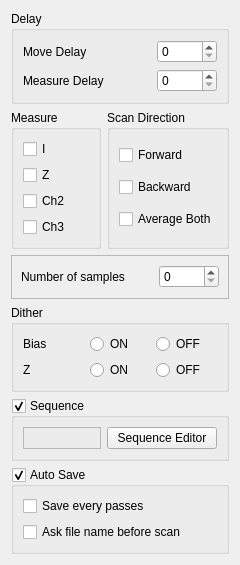
freestylexyz/STM-pyqt5-software, file pyqt5 STM software/ui/AdvanceOption.ui: the form before one commit.
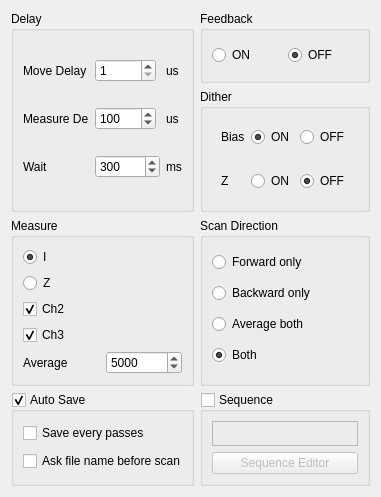
The form after the commit.

Patch:
```diff
--- a/pyqt5 STM software/ui/AdvanceOption.ui
+++ b/pyqt5 STM software/ui/AdvanceOption.ui
@@ -6,8 +6,8 @@
    <rect>
     <x>0</x>
     <y>0</y>
-    <width>240</width>
-    <height>565</height>
+    <width>381</width>
+    <height>497</height>
    </rect>
   </property>
   <property name="sizePolicy">
@@ -26,304 +26,288 @@
    <string>Advance Option</string>
   </property>
   <layout class="QGridLayout" name="gridLayout_7">
-   <item row="0" column="0" colspan="2">
-    <widget class="QGroupBox" name="groupBox">
+   <item row="4" column="2">
+    <widget class="QGroupBox" name="groupBox_Seq_AdvOption">
      <property name="title">
-      <string>Delay</string>
+      <string>Sequence</string>
      </property>
-     <layout class="QGridLayout" name="gridLayout">
-      <item row="0" column="0">
-       <widget class="QLabel" name="label">
-        <property name="text">
-         <string>Move Delay</string>
-        </property>
-       </widget>
-      </item>
-      <item row="0" column="1">
-       <widget class="QSpinBox" name="spinBox_MoveDelay_AdvOption">
+     <property name="checkable">
+      <bool>true</bool>
+     </property>
+     <property name="checked">
+      <bool>false</bool>
+     </property>
+     <layout class="QGridLayout" name="gridLayout_8">
+      <item row="0" column="0">
+       <widget class="QLabel" name="label_Seq">
         <property name="sizePolicy">
-         <sizepolicy hsizetype="Fixed" vsizetype="Fixed">
+         <sizepolicy hsizetype="Preferred" vsizetype="Minimum">
           <horstretch>0</horstretch>
           <verstretch>0</verstretch>
          </sizepolicy>
         </property>
         <property name="minimumSize">
          <size>
-          <width>60</width>
-          <height>20</height>
+          <width>0</width>
+          <height>25</height>
          </size>
         </property>
-       </widget>
-      </item>
-      <item row="1" column="0">
-       <widget class="QLabel" name="label_2">
-        <property name="text">
-         <string>Measure Delay</string>
-        </property>
-       </widget>
-      </item>
-      <item row="1" column="1">
-       <widget class="QSpinBox" name="spinBox_MeasureDelay_AdvOption">
-        <property name="sizePolicy">
-         <sizepolicy hsizetype="Fixed" vsizetype="Fixed">
-          <horstretch>0</horstretch>
-          <verstretch>0</verstretch>
-         </sizepolicy>
-        </property>
-        <property name="minimumSize">
+        <property name="maximumSize">
          <size>
-          <width>60</width>
-          <height>20</height>
+          <width>16777215</width>
+          <height>25</height>
          </size>
         </property>
-       </widget>
-      </item>
-     </layout>
-    </widget>
-   </item>
-   <item row="1" column="0">
-    <widget class="QGroupBox" name="groupBox_2">
-     <property name="title">
-      <string>Measure</string>
-     </property>
-     <layout class="QGridLayout" name="gridLayout_2">
-      <item row="0" column="0">
-       <widget class="QCheckBox" name="checkBox_MeasureI_AdvOption">
-        <property name="sizePolicy">
-         <sizepolicy hsizetype="Preferred" vsizetype="Fixed">
-          <horstretch>0</horstretch>
-          <verstretch>0</verstretch>
-         </sizepolicy>
-        </property>
-        <property name="text">
-         <string>I</string>
-        </property>
-       </widget>
-      </item>
-      <item row="1" column="0">
-       <widget class="QCheckBox" name="checkBox_MeasureZ_AdvOption">
-        <property name="sizePolicy">
-         <sizepolicy hsizetype="Preferred" vsizetype="Fixed">
-          <horstretch>0</horstretch>
-          <verstretch>0</verstretch>
-         </sizepolicy>
-        </property>
-        <property name="text">
-         <string>Z</string>
-        </property>
-       </widget>
-      </item>
-      <item row="2" column="0">
-       <widget class="QCheckBox" name="checkBox_MeasureCh2_AdvOption">
-        <property name="sizePolicy">
-         <sizepolicy hsizetype="Preferred" vsizetype="Fixed">
-          <horstretch>0</horstretch>
-          <verstretch>0</verstretch>
-         </sizepolicy>
-        </property>
-        <property name="text">
-         <string>Ch2</string>
-        </property>
-       </widget>
-      </item>
-      <item row="3" column="0">
-       <widget class="QCheckBox" name="checkBox_MeasureCh3_AdvOption">
-        <property name="sizePolicy">
-         <sizepolicy hsizetype="Preferred" vsizetype="Fixed">
-          <horstretch>0</horstretch>
-          <verstretch>0</verstretch>
-         </sizepolicy>
-        </property>
-        <property name="text">
-         <string>Ch3</string>
-        </property>
-       </widget>
-      </item>
-     </layout>
-    </widget>
-   </item>
-   <item row="1" column="1">
-    <widget class="QGroupBox" name="groupBox_3">
-     <property name="title">
-      <string>Scan Direction</string>
-     </property>
-     <layout class="QGridLayout" name="gridLayout_3">
-      <item row="0" column="0">
-       <widget class="QCheckBox" name="checkBox_ScanForward_AdvOption">
-        <property name="sizePolicy">
-         <sizepolicy hsizetype="Preferred" vsizetype="Fixed">
-          <horstretch>0</horstretch>
-          <verstretch>0</verstretch>
-         </sizepolicy>
-        </property>
-        <property name="text">
-         <string>Forward</string>
-        </property>
-       </widget>
-      </item>
-      <item row="1" column="0">
-       <widget class="QCheckBox" name="checkBox_ScanBackward_AdvOption">
-        <property name="sizePolicy">
-         <sizepolicy hsizetype="Preferred" vsizetype="Fixed">
-          <horstretch>0</horstretch>
-          <verstretch>0</verstretch>
-         </sizepolicy>
-        </property>
-        <property name="text">
-         <string>Backward</string>
-        </property>
-       </widget>
-      </item>
-      <item row="2" column="0">
-       <widget class="QCheckBox" name="checkBox_ScanAvg_AdvOption">
-        <property name="sizePolicy">
-         <sizepolicy hsizetype="Minimum" vsizetype="Fixed">
-          <horstretch>0</horstretch>
-          <verstretch>0</verstretch>
-         </sizepolicy>
-        </property>
-        <property name="text">
-         <string>Average Both</string>
-        </property>
-       </widget>
-      </item>
-     </layout>
-    </widget>
-   </item>
-   <item row="2" column="0" colspan="2">
-    <widget class="QFrame" name="frame">
      <property name="frameShape">
       <enum>QFrame::StyledPanel</enum>
      </property>
      <property name="frameShadow">
-      <enum>QFrame::Raised</enum>
-     </property>
-     <layout class="QGridLayout" name="gridLayout_4">
-      <item row="0" column="0">
-       <widget class="QLabel" name="label_3">
+         <enum>QFrame::Sunken</enum>
+        </property>
         <property name="text">
-         <string>Number of samples</string>
+         <string/>
         </property>
        </widget>
       </item>
-      <item row="0" column="1">
-       <widget class="QSpinBox" name="spinBox_NumofSamples_AdvOption">
+      <item row="1" column="0">
+       <widget class="QPushButton" name="pushButton_SeqEditor">
         <property name="sizePolicy">
-         <sizepolicy hsizetype="Fixed" vsizetype="Fixed">
+         <sizepolicy hsizetype="Minimum" vsizetype="Fixed">
           <horstretch>0</horstretch>
           <verstretch>0</verstretch>
          </sizepolicy>
         </property>
         <property name="minimumSize">
          <size>
-          <width>60</width>
-          <height>20</height>
+          <width>110</width>
+          <height>0</height>
          </size>
         </property>
-        <property name="maximum">
-         <number>4095</number>
+        <property name="text">
+         <string>Sequence Editor</string>
         </property>
        </widget>
       </item>
      </layout>
     </widget>
    </item>
-   <item row="3" column="0" colspan="2">
+   <item row="1" column="2">
     <widget class="QGroupBox" name="groupBox_4">
      <property name="title">
       <string>Dither</string>
      </property>
      <layout class="QGridLayout" name="gridLayout_5">
-      <item row="0" column="0">
+      <item row="1" column="2">
+       <widget class="QWidget" name="widget" native="true">
+        <layout class="QHBoxLayout" name="horizontalLayout">
+         <item>
        <widget class="QLabel" name="label_4">
         <property name="text">
          <string>Bias</string>
         </property>
        </widget>
       </item>
-      <item row="0" column="1">
+         <item>
        <widget class="QRadioButton" name="radioButton_BiasON_AdvOption">
         <property name="text">
          <string>ON</string>
         </property>
-       </widget>
-      </item>
-      <item row="0" column="2">
+           <property name="checked">
+            <bool>true</bool>
+           </property>
+          </widget>
+         </item>
+         <item>
        <widget class="QRadioButton" name="radioButton_BiasOFF_AdvOption">
         <property name="text">
          <string>OFF</string>
         </property>
        </widget>
       </item>
-      <item row="1" column="0">
+        </layout>
+       </widget>
+      </item>
+      <item row="2" column="2" rowspan="2">
+       <widget class="QWidget" name="widget_2" native="true">
+        <layout class="QHBoxLayout" name="horizontalLayout_2">
+         <item>
        <widget class="QLabel" name="label_5">
         <property name="text">
          <string>Z</string>
         </property>
        </widget>
       </item>
-      <item row="1" column="1">
+         <item>
        <widget class="QRadioButton" name="radioButton_ZON_AdvOption">
         <property name="text">
          <string>ON</string>
         </property>
        </widget>
       </item>
-      <item row="1" column="2">
+         <item>
        <widget class="QRadioButton" name="radioButton_ZOFF_AdvOption">
         <property name="text">
          <string>OFF</string>
         </property>
+           <property name="checked">
+            <bool>true</bool>
+           </property>
        </widget>
       </item>
      </layout>
     </widget>
    </item>
-   <item row="4" column="0" colspan="2">
-    <widget class="QGroupBox" name="groupBox_Seq_AdvOption">
+     </layout>
+    </widget>
+   </item>
+   <item row="3" column="2">
+    <widget class="QGroupBox" name="groupBox_3">
      <property name="title">
-      <string>Sequence</string>
+      <string>Scan Direction</string>
      </property>
-     <property name="checkable">
-      <bool>true</bool>
-     </property>
-     <layout class="QGridLayout" name="gridLayout_8">
+     <layout class="QGridLayout" name="gridLayout_3">
       <item row="0" column="0">
-       <widget class="QLabel" name="label_Seq_AdvOption">
-        <property name="frameShape">
-         <enum>QFrame::StyledPanel</enum>
+       <widget class="QRadioButton" name="radioButton_Forward_Dir">
+        <property name="text">
+         <string>Forward only</string>
         </property>
-        <property name="frameShadow">
-         <enum>QFrame::Sunken</enum>
+       </widget>
+      </item>
+      <item row="2" column="0">
+       <widget class="QRadioButton" name="radioButton_AvgBoth_Dir">
+        <property name="text">
+         <string>Average both</string>
         </property>
+       </widget>
+      </item>
+      <item row="1" column="0">
+       <widget class="QRadioButton" name="radioButton_Bacward_Dir">
         <property name="text">
-         <string/>
+         <string>Backward only</string>
+        </property>
+       </widget>
+      </item>
+      <item row="3" column="0">
+       <widget class="QRadioButton" name="radioButton_Both_Dir">
+        <property name="text">
+         <string>Both</string>
+        </property>
+        <property name="checked">
+         <bool>true</bool>
+        </property>
+       </widget>
+      </item>
+     </layout>
+    </widget>
+   </item>
+   <item row="0" column="2">
+    <widget class="QGroupBox" name="groupBox_5">
+     <property name="title">
+      <string>Feedback</string>
+     </property>
+     <layout class="QGridLayout" name="gridLayout_9">
+      <item row="0" column="0">
+       <widget class="QRadioButton" name="radioButton_FeedbackON">
+        <property name="text">
+         <string>ON</string>
         </property>
        </widget>
       </item>
       <item row="0" column="1">
-       <widget class="QPushButton" name="pushButton_SeqEditor_AdvOption">
+       <widget class="QRadioButton" name="radioButton_FeedbackOFF">
+        <property name="text">
+         <string>OFF</string>
+        </property>
+        <property name="checked">
+         <bool>true</bool>
+        </property>
+       </widget>
+      </item>
+     </layout>
+    </widget>
+   </item>
+   <item row="3" column="0">
+    <widget class="QGroupBox" name="groupBox_2">
+     <property name="title">
+      <string>Measure</string>
+     </property>
+     <layout class="QGridLayout" name="gridLayout_2">
+      <item row="4" column="1">
+       <widget class="QSpinBox" name="spinBox_Avg_Measure">
+        <property name="minimum">
+         <number>1</number>
+        </property>
+        <property name="maximum">
+         <number>65535</number>
+        </property>
+        <property name="singleStep">
+         <number>1</number>
+        </property>
+        <property name="value">
+         <number>5000</number>
+        </property>
+       </widget>
+      </item>
+      <item row="4" column="0">
+       <widget class="QLabel" name="label_3">
+        <property name="text">
+         <string>Average</string>
+        </property>
+       </widget>
+      </item>
+      <item row="3" column="0" colspan="2">
+       <widget class="QCheckBox" name="checkBox_Ch3_Measure">
         <property name="sizePolicy">
-         <sizepolicy hsizetype="Minimum" vsizetype="Fixed">
+         <sizepolicy hsizetype="Preferred" vsizetype="Fixed">
           <horstretch>0</horstretch>
           <verstretch>0</verstretch>
          </sizepolicy>
         </property>
-        <property name="minimumSize">
-         <size>
-          <width>110</width>
-          <height>0</height>
-         </size>
+        <property name="text">
+         <string>Ch3</string>
         </property>
+        <property name="checked">
+         <bool>true</bool>
+        </property>
+       </widget>
+      </item>
+      <item row="1" column="0" colspan="2">
+       <widget class="QRadioButton" name="radioButton_Z_Measure">
         <property name="text">
-         <string>Sequence Editor</string>
+         <string>Z</string>
         </property>
        </widget>
       </item>
+      <item row="0" column="0" colspan="2">
+       <widget class="QRadioButton" name="radioButton_I_Measure">
+        <property name="text">
+         <string>I</string>
+        </property>
+        <property name="checked">
+         <bool>true</bool>
+        </property>
+       </widget>
+      </item>
+      <item row="2" column="0" colspan="2">
+       <widget class="QCheckBox" name="checkBox_Ch2_Measure">
+        <property name="sizePolicy">
+         <sizepolicy hsizetype="Preferred" vsizetype="Fixed">
+          <horstretch>0</horstretch>
+          <verstretch>0</verstretch>
+         </sizepolicy>
+        </property>
+        <property name="text">
+         <string>Ch2</string>
+        </property>
+        <property name="checked">
+         <bool>true</bool>
+        </property>
+       </widget>
+      </item>
      </layout>
     </widget>
    </item>
-   <item row="5" column="0" colspan="2">
+   <item row="4" column="0">
     <widget class="QGroupBox" name="groupBox_AutoSave_AdvOption">
      <property name="title">
       <string>Auto Save</string>
@@ -349,6 +333,123 @@
      </layout>
     </widget>
    </item>
+   <item row="0" column="0" rowspan="2">
+    <widget class="QGroupBox" name="groupBox">
+     <property name="title">
+      <string>Delay</string>
+     </property>
+     <layout class="QGridLayout" name="gridLayout">
+      <item row="1" column="0">
+       <widget class="QLabel" name="label_2">
+        <property name="text">
+         <string>Measure Delay</string>
+        </property>
+       </widget>
+      </item>
+      <item row="1" column="1">
+       <widget class="QSpinBox" name="spinBox_MeasureDelay_Dealy">
+        <property name="sizePolicy">
+         <sizepolicy hsizetype="Fixed" vsizetype="Fixed">
+          <horstretch>0</horstretch>
+          <verstretch>0</verstretch>
+         </sizepolicy>
+        </property>
+        <property name="minimumSize">
+         <size>
+          <width>60</width>
+          <height>20</height>
+         </size>
+        </property>
+        <property name="maximum">
+         <number>65535</number>
+        </property>
+        <property name="value">
+         <number>100</number>
+        </property>
+       </widget>
+      </item>
+      <item row="1" column="2">
+       <widget class="QLabel" name="label_7">
+        <property name="sizePolicy">
+         <sizepolicy hsizetype="Minimum" vsizetype="Preferred">
+          <horstretch>0</horstretch>
+          <verstretch>0</verstretch>
+         </sizepolicy>
+        </property>
+        <property name="text">
+         <string>us</string>
+        </property>
+       </widget>
+      </item>
+      <item row="0" column="1">
+       <widget class="QSpinBox" name="spinBox_MoveDelay_Dealy">
+        <property name="sizePolicy">
+         <sizepolicy hsizetype="Fixed" vsizetype="Fixed">
+          <horstretch>0</horstretch>
+          <verstretch>0</verstretch>
+         </sizepolicy>
+        </property>
+        <property name="minimumSize">
+         <size>
+          <width>60</width>
+          <height>20</height>
+         </size>
+        </property>
+        <property name="minimum">
+         <number>1</number>
+        </property>
+        <property name="maximum">
+         <number>65535</number>
+        </property>
+       </widget>
+      </item>
+      <item row="0" column="0">
+       <widget class="QLabel" name="label">
+        <property name="text">
+         <string>Move Delay</string>
+        </property>
+       </widget>
+      </item>
+      <item row="0" column="2">
+       <widget class="QLabel" name="label_6">
+        <property name="sizePolicy">
+         <sizepolicy hsizetype="Minimum" vsizetype="Preferred">
+          <horstretch>0</horstretch>
+          <verstretch>0</verstretch>
+         </sizepolicy>
+        </property>
+        <property name="text">
+         <string>us</string>
+        </property>
+       </widget>
+      </item>
+      <item row="2" column="0">
+       <widget class="QLabel" name="label_8">
+        <property name="text">
+         <string>Wait</string>
+        </property>
+       </widget>
+      </item>
+      <item row="2" column="1">
+       <widget class="QSpinBox" name="spinBox_Wait_Delay">
+        <property name="maximum">
+         <number>100000</number>
+        </property>
+        <property name="value">
+         <number>300</number>
+        </property>
+       </widget>
+      </item>
+      <item row="2" column="2">
+       <widget class="QLabel" name="label_9">
+        <property name="text">
+         <string>ms</string>
+        </property>
+       </widget>
+      </item>
+     </layout>
+    </widget>
+   </item>
   </layout>
  </widget>
  <resources/>
```
Left out of the diff: 4 changed lines with no effect on the pictures. Lines whose indentation alone changed are shown as unchanged.
